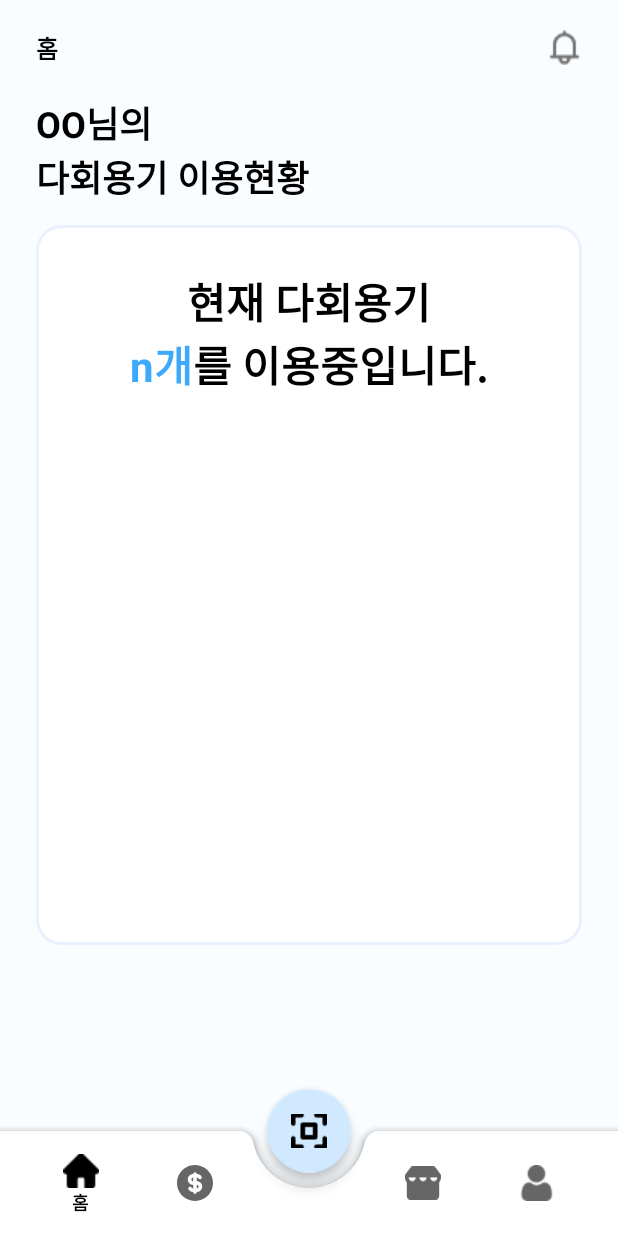
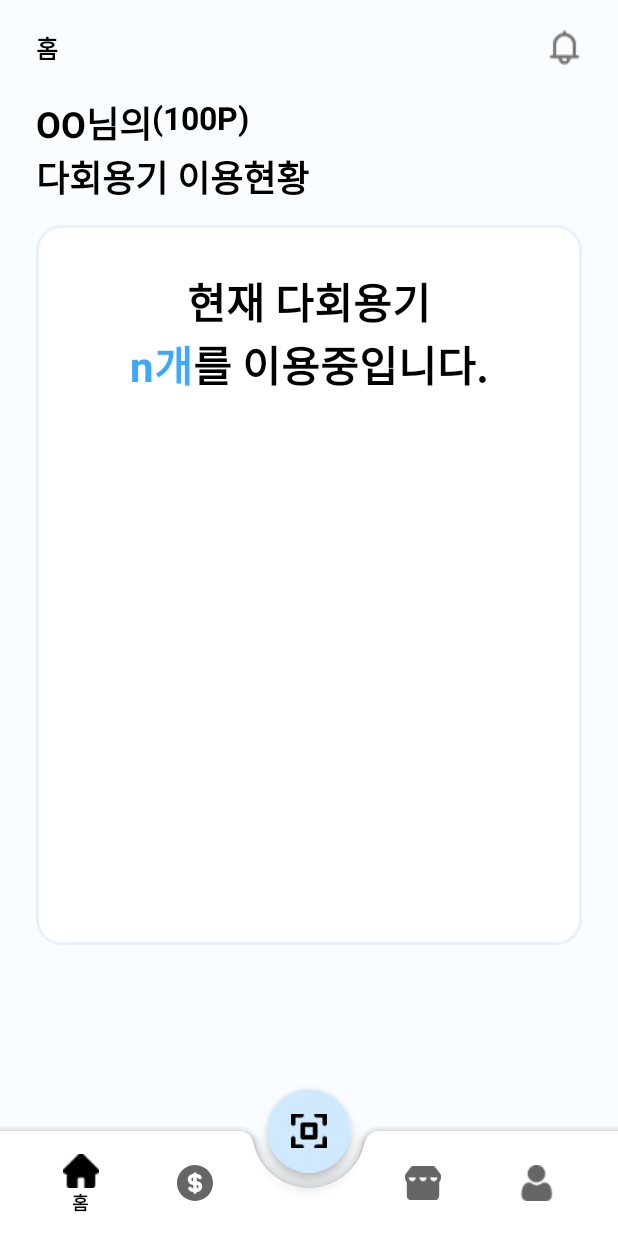
Before and after one commit to Team-SWAcademy/SWAcademy-Android, an Android app: the screen it shows after launch (MainActivity), on a phone screen of 412 x 824 dp. Run offline under Robolectric (Android 15) with nearby library versions, the phone set to English and light mode, and no system bars; our stand-ins replace Dagger/Hilt's generated code, Timber, data binding; libraries missing offline, so code that uses them is left out: com.google.zxing.integration, com.jakewharton.retrofit2, com.kakao.sdk, com.kakao.vectormap; network calls fail; 1 statement that could not run was skipped.

Commit message:
[UI/#22] 사용자 이름, 포인트 현황 UI 수정

```diff
--- a/app/src/main/res/layout/fragment_home.xml
+++ b/app/src/main/res/layout/fragment_home.xml
@@ -1,9 +1,10 @@
 <?xml version="1.0" encoding="utf-8"?>
-<layout xmlns:tools="http://schemas.android.com/tools">
-<androidx.constraintlayout.widget.ConstraintLayout xmlns:android="http://schemas.android.com/apk/res/android"
+<layout xmlns:android="http://schemas.android.com/apk/res/android"
+    xmlns:app="http://schemas.android.com/apk/res-auto"
+    xmlns:tools="http://schemas.android.com/tools">
+<androidx.constraintlayout.widget.ConstraintLayout
     android:layout_width="match_parent"
     android:layout_height="match_parent"
-    xmlns:app="http://schemas.android.com/apk/res-auto"
     android:background="@color/white_FAFDFF">
 
     <TextView
@@ -41,19 +42,31 @@
         app:layout_constraintStart_toStartOf="parent"
         android:layout_marginStart="24dp"
         android:text="OO님의"/>
+    <TextView
+        android:id="@+id/tv_user_point"
+        android:layout_width="wrap_content"
+        android:layout_height="wrap_content"
+        app:layout_constraintTop_toBottomOf="@id/tv_home_title"
+        android:layout_marginTop="20dp"
+        android:textSize="21sp"
+        android:textStyle="bold"
+        android:textColor="@color/black"
+        app:layout_constraintStart_toEndOf="@id/tv_user_name"
+        android:text="(100P)"/>
 
     <TextView
         android:id="@+id/tv_current"
         android:layout_width="wrap_content"
         android:layout_height="wrap_content"
-        app:layout_constraintTop_toBottomOf="@id/tv_user_name"
+        android:layout_marginStart="24dp"
+        android:text="다회용기 이용현황"
+        android:textColor="@color/black"
         android:textSize="24sp"
         android:textStyle="bold"
-        android:textColor="@color/black"
         app:layout_constraintStart_toStartOf="parent"
-        android:layout_marginStart="24dp"
-        android:text="다회용기 이용현황"/>
-<androidx.core.widget.NestedScrollView
+        app:layout_constraintTop_toBottomOf="@id/tv_user_name" />
+
+    <androidx.core.widget.NestedScrollView
     android:layout_width="match_parent"
     android:layout_height="wrap_content"
     app:layout_constraintTop_toBottomOf="@id/tv_current"
```
